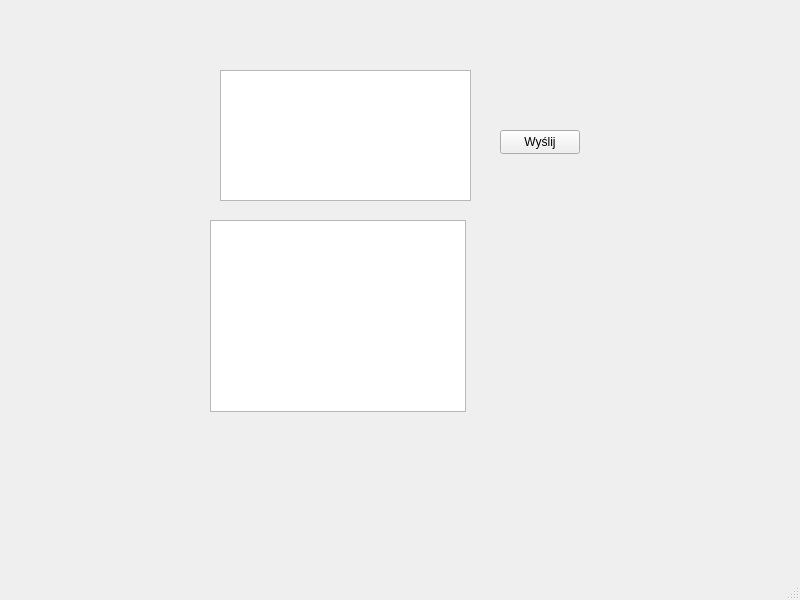
This is mainwindow.ui in konrad-dobosz/pk-communicator as Qt 5 draws it before an edit. The edited form follows.
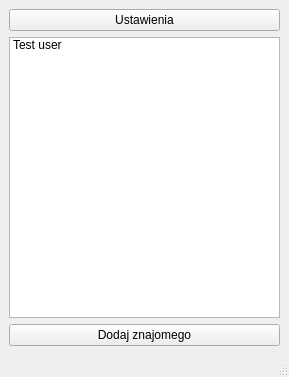
This is the edited form.

Diff of the .ui file:
```diff
--- a/mainwindow.ui
+++ b/mainwindow.ui
@@ -6,47 +6,43 @@
    <rect>
     <x>0</x>
     <y>0</y>
-    <width>800</width>
-    <height>600</height>
+    <width>289</width>
+    <height>377</height>
    </rect>
   </property>
   <property name="windowTitle">
    <string>MainWindow</string>
   </property>
   <widget class="QWidget" name="centralwidget">
-   <widget class="QPlainTextEdit" name="plainTextEdit">
-    <property name="geometry">
-     <rect>
-      <x>220</x>
-      <y>70</y>
-      <width>251</width>
-      <height>131</height>
-     </rect>
-    </property>
-   </widget>
-   <widget class="QPushButton" name="pushButton">
-    <property name="geometry">
-     <rect>
-      <x>500</x>
-      <y>130</y>
-      <width>80</width>
-      <height>24</height>
-     </rect>
-    </property>
-    <property name="text">
-     <string>Wyślij</string>
-    </property>
-   </widget>
-   <widget class="QTextBrowser" name="textBrowser">
-    <property name="geometry">
-     <rect>
-      <x>210</x>
-      <y>220</y>
-      <width>256</width>
-      <height>192</height>
-     </rect>
-    </property>
-   </widget>
+   <layout class="QGridLayout" name="gridLayout">
+    <item row="0" column="0">
+     <layout class="QVBoxLayout" name="verticalLayout">
+      <item>
+       <widget class="QPushButton" name="btn_settings">
+        <property name="text">
+         <string>Ustawienia</string>
+        </property>
+       </widget>
+      </item>
+      <item>
+       <widget class="QListWidget" name="listWidget">
+        <item>
+         <property name="text">
+          <string>Test user</string>
+         </property>
+        </item>
+       </widget>
+      </item>
+      <item>
+       <widget class="QPushButton" name="btn_add_friend">
+        <property name="text">
+         <string>Dodaj znajomego</string>
+        </property>
+       </widget>
+      </item>
+     </layout>
+    </item>
+   </layout>
   </widget>
   <widget class="QMenuBar" name="menubar">
    <property name="geometry">
```
Left out of the diff: 4 changed lines with no effect on the pictures.
